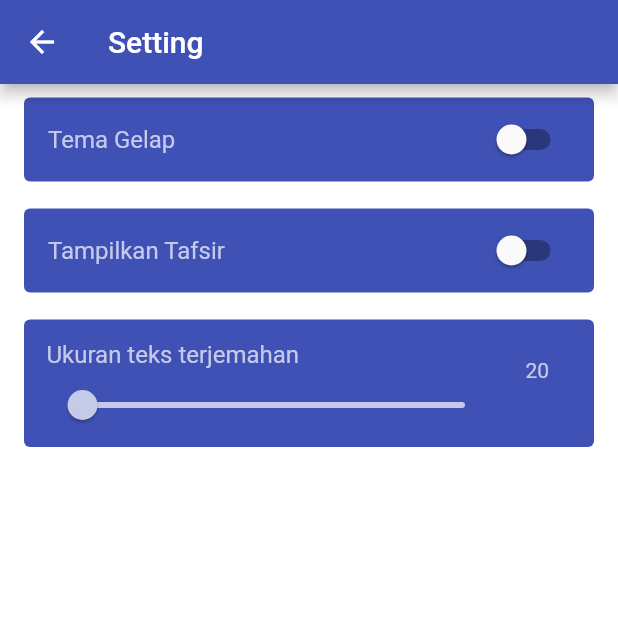
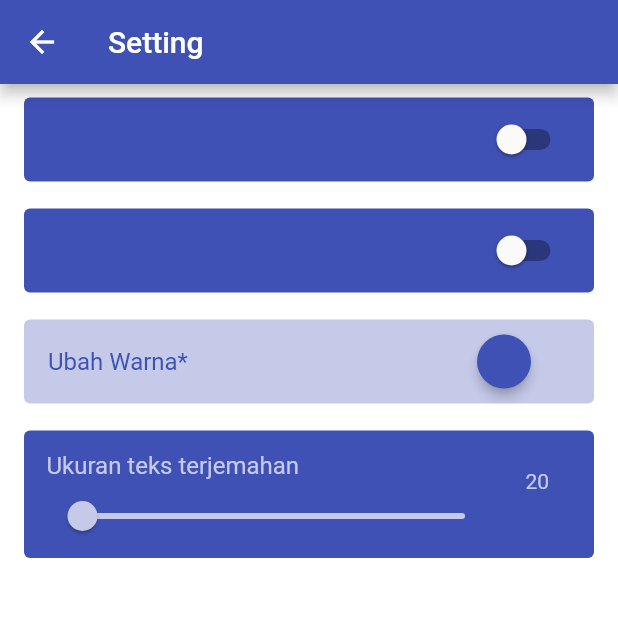
Before and after one commit to nicoaudy/quranify, a Flutter app: the SettingScreen screen opened directly, on a phone screen of 412 x 824 dp, the top half of it. Run offline on Flutter 3.47's test engine with Material 2 defaults, Android fonts, the phone set to English and light mode, and no system bars; our stand-ins replace flutter_colorpicker; generated files the repository leaves out were written again.

Commit message:
swith between primary color 🔜

```diff
--- /dev/null
+++ b/lib/components/card_setting.dart
@@ -0,0 +1,36 @@
+import 'package:flutter/material.dart';
+import 'package:hijra/providers/theme_provider.dart';
+import 'package:provider/provider.dart';
+
+class CardSetting extends StatelessWidget {
+  final String title;
+  final Widget leading;
+  final Color defaultColor;
+  final Color textColor;
+
+  CardSetting(
+      {@required this.title,
+      @required this.leading,
+      this.defaultColor,
+      this.textColor});
+
+  @override
+  Widget build(BuildContext context) {
+    final theme = Provider.of<ThemeChanger>(context);
+
+    return Padding(
+      padding: const EdgeInsets.symmetric(horizontal: 12, vertical: 5),
+      child: Card(
+        color: defaultColor ?? theme.primaryColor,
+        elevation: 0,
+        child: ListTile(
+          title: Text(
+            title,
+            style: TextStyle(color: textColor ?? theme.primaryColor),
+          ),
+          trailing: leading,
+        ),
+      ),
+    );
+  }
+}
--- a/lib/components/card_switch.dart
+++ /dev/null
@@ -1,28 +0,0 @@
-import 'package:flutter/material.dart';
-
-class CardSwitch extends StatelessWidget {
-  CardSwitch({
-    @required this.title,
-    @required this.leading,
-  });
-
-  final String title;
-  final Widget leading;
-
-  @override
-  Widget build(BuildContext context) {
-    return Padding(
-      padding: const EdgeInsets.symmetric(horizontal: 12, vertical: 5),
-      child: Card(
-        color: Theme.of(context).primaryColor,
-        elevation: 0,
-        child: ListTile(
-            title: Text(
-              title,
-              style: TextStyle(color: Theme.of(context).primaryColorLight),
-            ),
-            trailing: leading),
-      ),
-    );
-  }
-}
--- a/lib/providers/theme_provider.dart
+++ b/lib/providers/theme_provider.dart
@@ -3,18 +3,19 @@ import 'package:flutter/material.dart';
 
 class ThemeChanger extends ChangeNotifier {
   bool isDark;
+  static Color _primaryColor = Colors.indigo;
 
   ThemeChanger(this.isDark);
 
   static List<ThemeData> themes = [
     ThemeData(
       brightness: Brightness.light,
-      primarySwatch: Colors.indigo,
+      primarySwatch: _primaryColor,
       scaffoldBackgroundColor: Colors.white,
     ),
     ThemeData(
       brightness: Brightness.dark,
-      primarySwatch: Colors.indigo,
+      primarySwatch: _primaryColor,
       scaffoldBackgroundColor: Colors.black,
     ),
   ];
@@ -25,4 +26,10 @@ class ThemeChanger extends ChangeNotifier {
     isDark = !isDark;
     notifyListeners();
   }
+
+  Color get primaryColor => _primaryColor;
+  set primaryColor(payload) {
+    _primaryColor = payload;
+    notifyListeners();
+  }
 }
--- a/lib/screens/home_screen.dart
+++ b/lib/screens/home_screen.dart
@@ -14,7 +14,7 @@ class HomeScreen extends StatelessWidget {
         title: Text("Quranify"),
         actions: <Widget>[
           IconButton(
-              icon: Icon(Icons.settings),
+              icon: Icon(Icons.more_vert),
               color: Theme.of(context).primaryColorLight,
               onPressed: () => Navigator.push(context,
                   MaterialPageRoute(builder: (context) => SettingScreen())))
--- a/lib/screens/setting_screen.dart
+++ b/lib/screens/setting_screen.dart
@@ -1,6 +1,8 @@
 import 'package:flutter/material.dart';
+import 'package:flutter_colorpicker/material_picker.dart';
+import 'package:flutter_colorpicker/utils.dart';
+import 'package:hijra/components/card_setting.dart';
 import 'package:hijra/components/card_slider.dart';
-import 'package:hijra/components/card_switch.dart';
 import 'package:hijra/providers/setting_provider.dart';
 import 'package:hijra/providers/theme_provider.dart';
 import 'package:provider/provider.dart';
@@ -17,18 +19,52 @@ class SettingScreen extends StatelessWidget {
       ),
       body: Column(
         children: <Widget>[
-          CardSwitch(
+          CardSetting(
             title: 'Tema Gelap',
             leading: Switch(
               value: theme.isDark,
               onChanged: (payload) => theme.setTheme(),
             ),
           ),
-          CardSwitch(
+          CardSetting(
             title: 'Tampilkan Tafsir',
             leading: Switch(
               value: setting.tafsir,
               onChanged: (payload) => setting.tafsir = payload,
+            ),
+          ),
+          CardSetting(
+            title: 'Ubah Warna*',
+            defaultColor: Theme.of(context).primaryColorLight,
+            textColor: Theme.of(context).primaryColor,
+            leading: RaisedButton(
+              elevation: 3.0,
+              onPressed: () {
+                showDialog(
+                  context: context,
+                  builder: (BuildContext context) {
+                    return AlertDialog(
+                      titlePadding: const EdgeInsets.all(0.0),
+                      contentPadding: const EdgeInsets.all(0.0),
+                      content: SingleChildScrollView(
+                        child: MaterialPicker(
+                          pickerColor: theme.primaryColor,
+                          onColorChanged: (payload) {
+                            theme.primaryColor = payload;
+                            Navigator.pop(context);
+                          },
+                          enableLabel: true,
+                        ),
+                      ),
+                    );
+                  },
+                );
+              },
+              shape: CircleBorder(),
+              color: theme.primaryColor,
+              textColor: useWhiteForeground(theme.primaryColor)
+                  ? const Color(0xffffffff)
+                  : const Color(0xff000000),
             ),
           ),
           CardSlider(
--- a/pubspec.yaml
+++ b/pubspec.yaml
@@ -24,6 +24,7 @@ dependencies:
   # Use with the CupertinoIcons class for iOS style icons.
   cupertino_icons: ^0.1.2
   provider: ^3.1.0
+  flutter_colorpicker: ^0.2.6
 
 dev_dependencies:
   flutter_test:
```
Also changed, not shown: lib/screens/detail_surah_screen.dart (+8 -0 lines), pubspec.lock.
